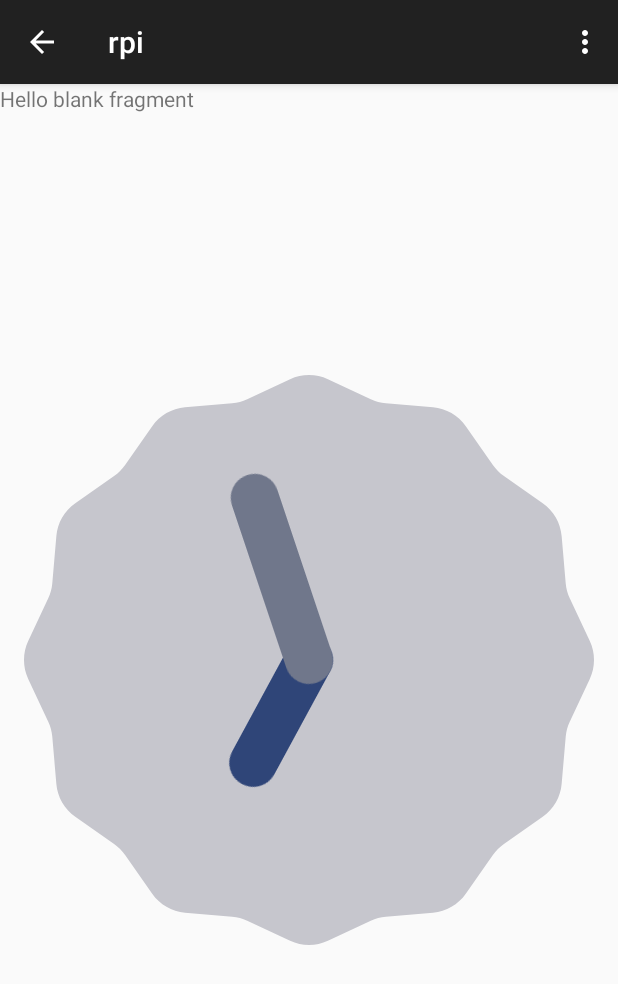
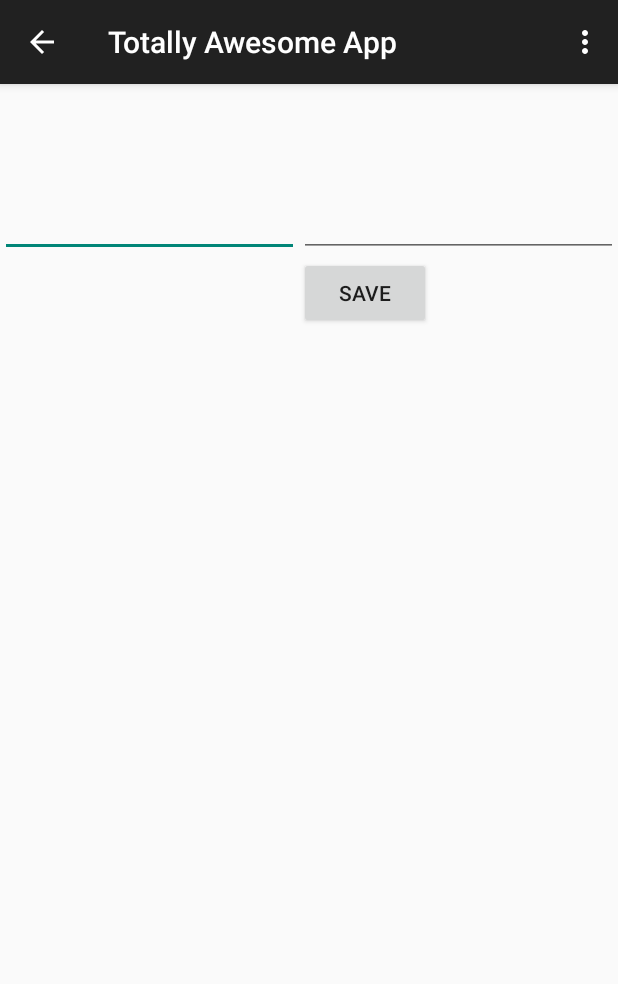
Before and after one commit to JonathanNakandala/rpi-transmitter, an Android app: the fragment settingsFragment placed in its activity, in the options menu, after a tap on "Settings", on a phone screen of 412 x 824 dp. Shown: the top 984 px of the screen. Run offline under Robolectric (Android 15) with nearby library versions, the phone set to English and light mode, and no system bars; 2 statements that could not run were skipped.

Commit message:
Create editText for IP Address and Port Number in their own section. Save button just displays entered info as a Toast.

```diff
--- a/app/src/main/java/com/example/jonathan/rpi/MainActivity.java
+++ b/app/src/main/java/com/example/jonathan/rpi/MainActivity.java
@@ -16,7 +16,10 @@ import android.view.View;
 import android.view.ViewGroup;
 import android.support.v4.widget.DrawerLayout;
 import android.widget.ArrayAdapter;
+import android.widget.Button;
+import android.widget.EditText;
 import android.widget.TextView;
+import android.widget.Toast;
 
 public class MainActivity extends AppCompatActivity
         implements NavigationDrawerFragment.NavigationDrawerCallbacks {
@@ -30,11 +33,25 @@ public class MainActivity extends AppCompatActivity
      * Used to store the last screen title. For use in {@link #restoreActionBar()}.
      */
     private CharSequence mTitle;
+    //settingsFragments Strings
+    private String ipAddress;
+    private String port;
+
+
+
+    public void onsettingsFragmentEditTextChanged(String string, String string2) {
+        ipAddress = string;
+        port = string2;
+    }
+
 
     @Override
     protected void onCreate(Bundle savedInstanceState) {
         super.onCreate(savedInstanceState);
         setContentView(R.layout.activity_main);
+    // Edit Texts
+
+
 
         mNavigationDrawerFragment = (NavigationDrawerFragment)
                 getSupportFragmentManager().findFragmentById(R.id.navigation_drawer);
@@ -156,5 +173,21 @@ public class MainActivity extends AppCompatActivity
                     getArguments().getInt(ARG_SECTION_NUMBER));
         }
     }
+    public void saveIP(View view){
+
+        Button storeRPIAddressButton =  (Button) findViewById(R.id.storeRPIAddress);
+        EditText ipAddressEditText = (EditText) findViewById(R.id.ipAddress);
+        EditText portEditText = (EditText) findViewById(R.id.portNumber);
+
+
+        String ip = ipAddressEditText.getText().toString();
+        String port = portEditText.getText().toString();
+        Context context = getApplicationContext();
+        CharSequence text = "Your IP: " + ip + " Your Port:" + port;
+        int duration = Toast.LENGTH_SHORT;
+
+        Toast toast = Toast.makeText(context, text, duration);
+        toast.show();
+    }
 
 }
--- a/app/src/main/java/com/example/jonathan/rpi/settingsFragment.java
+++ b/app/src/main/java/com/example/jonathan/rpi/settingsFragment.java
@@ -1,12 +1,18 @@
 package com.example.jonathan.rpi;
 
 import android.app.Activity;
+import android.content.Context;
 import android.net.Uri;
 import android.os.Bundle;
 import android.support.v4.app.Fragment;
 import android.view.LayoutInflater;
 import android.view.View;
 import android.view.ViewGroup;
+import android.widget.Button;
+import android.widget.EditText;
+import android.widget.Toast;
+
+import java.net.InetAddress;
 
 
 /**
@@ -18,15 +24,23 @@ import android.view.ViewGroup;
  * create an instance of this fragment.
  */
 public class settingsFragment extends Fragment {
+
+
+
     // TODO: Rename parameter arguments, choose names that match
     // the fragment initialization parameters, e.g. ARG_ITEM_NUMBER
     private static final String ARG_PARAM1 = "param1";
     private static final String ARG_PARAM2 = "param2";
 
+    private settingsFragment listener = null;
+
     // TODO: Rename and change types of parameters
     private String mParam1;
     private String mParam2;
     private int SectionNumber = 2; // Heading Name in Nav Drawer
+
+    // IP Address & Port
+
 
     private OnFragmentInteractionListener mListener;
 
@@ -59,6 +73,25 @@ public class settingsFragment extends Fragment {
             mParam1 = getArguments().getString(ARG_PARAM1);
             mParam2 = getArguments().getString(ARG_PARAM2);
         }
+        // EditTexts and Buttons
+        Button storeRPIAddressButton =  (Button) getActivity().findViewById(R.id.storeRPIAddress);
+        final EditText ipAddressEditText = (EditText) getActivity().findViewById(R.id.ipAddress);
+        EditText portEditText = (EditText) getActivity().findViewById(R.id.portNumber);
+
+//        storeRPIAddressButton.setOnClickListener(new View.OnClickListener() {
+//            @Override
+//            public void onClick(View v) {
+//                //saveIP();
+//                String str = ipAddressEditText.getText().toString();
+//                Context context = getActivity().getApplicationContext();
+//                CharSequence text = "Your IP: " + str;
+//                int duration = Toast.LENGTH_SHORT;
+//
+//                Toast toast = Toast.makeText(context, text, duration);
+//                toast.show();
+//            }
+//        });
+
     }
 
     @Override
@@ -66,6 +99,9 @@ public class settingsFragment extends Fragment {
                              Bundle savedInstanceState) {
         // Inflate the layout for this fragment
         return inflater.inflate(R.layout.fragment_settings, container, false);
+
+
+
     }
 
     // TODO: Rename method, update argument and hook method into UI event
@@ -93,14 +129,30 @@ public class settingsFragment extends Fragment {
      * fragment to allow an interaction in this fragment to be communicated
      * to the activity and potentially other fragments contained in that
      * activity.
-     * <p/>
+     * <p/>ipAddresseditText
      * See the Android Training lesson <a href=
      * "http://developer.android.com/training/basics/fragments/communicating.html"
      * >Communicating with Other Fragments</a> for more information.
      */
     public interface OnFragmentInteractionListener {
         // TODO: Update argument type and name
-        public void onFragmentInteraction(Uri uri);
+         void onFragmentInteraction(Uri uri);
     }
 
+//    public void saveIP(View view){
+//
+//        Button storeRPIAddressButton =  (Button) getActivity().findViewById(R.id.storeRPIAddress);
+//        final EditText ipAddressEditText = (EditText) getActivity().findViewById(R.id.ipAddress);
+//        EditText portEditText = (EditText) getActivity().findViewById(R.id.portNumber);
+//
+//
+//        String str = ipAddressEditText.getText().toString();
+//                Context context = getActivity().getApplicationContext();
+//                CharSequence text = "Your IP: " + str;
+//                int duration = Toast.LENGTH_SHORT;
+//
+//                Toast toast = Toast.makeText(context, text, duration);
+//                toast.show();
+//    }
+
 }
--- a/app/src/main/res/layout/fragment_settings.xml
+++ b/app/src/main/res/layout/fragment_settings.xml
@@ -1,15 +1,47 @@
-<FrameLayout xmlns:android="http://schemas.android.com/apk/res/android"
+<RelativeLayout xmlns:android="http://schemas.android.com/apk/res/android"
     xmlns:tools="http://schemas.android.com/tools" android:layout_width="match_parent"
     android:layout_height="match_parent" tools:context="com.example.jonathan.rpi.settingsFragment">
 
     <!-- TODO: Update blank fragment layout -->
-    <TextView android:layout_width="match_parent" android:layout_height="match_parent"
-        android:text="@string/hello_blank_fragment" />
 
     <AnalogClock
         android:layout_width="wrap_content"
         android:layout_height="wrap_content"
         android:id="@+id/analogClock"
-        android:layout_gravity="center" />
+        android:layout_gravity="right|bottom"
+        android:layout_alignParentBottom="true"
+        android:layout_toRightOf="@+id/portNumber"
+        android:layout_toEndOf="@+id/portNumber" />
 
-</FrameLayout>
+    <EditText
+        android:layout_width="199dp"
+        android:layout_height="wrap_content"
+        android:id="@+id/ipAddress"
+        android:layout_gravity="left|center_vertical"
+        android:layout_alignParentTop="true"
+        android:layout_alignParentLeft="true"
+        android:layout_alignParentStart="true"
+        android:layout_marginTop="70dp"
+        android:nextFocusDown="@+id/portNumber"/>
+
+    <Button
+        android:layout_width="wrap_content"
+        android:layout_height="wrap_content"
+        android:text="Save"
+        android:id="@+id/storeRPIAddress"
+        android:layout_below="@+id/ipAddress"
+        android:layout_toRightOf="@+id/ipAddress"
+        android:layout_toEndOf="@+id/ipAddress"
+        android:onClick="saveIP"/>
+
+    <EditText
+        android:layout_width="wrap_content"
+        android:layout_height="wrap_content"
+        android:inputType="number"
+        android:ems="10"
+        android:id="@+id/portNumber"
+        android:layout_above="@+id/storeRPIAddress"
+        android:layout_toRightOf="@+id/ipAddress"
+        android:layout_toEndOf="@+id/ipAddress" />
+
+</RelativeLayout>
--- a/app/src/main/res/values/strings.xml
+++ b/app/src/main/res/values/strings.xml
@@ -1,8 +1,8 @@
 <resources>
-    <string name="app_name">rpi</string>
+    <string name="app_name">Totally Awesome App</string>
 
     <string name="title_section1">Section 1</string>
-    <string name="title_section2">Section 2</string>
+    <string name="title_section2">Raspberry Pi Details</string>
     <string name="title_section3">Section 3</string>
 
     <string name="navigation_drawer_open">Open navigation drawer</string>
```
